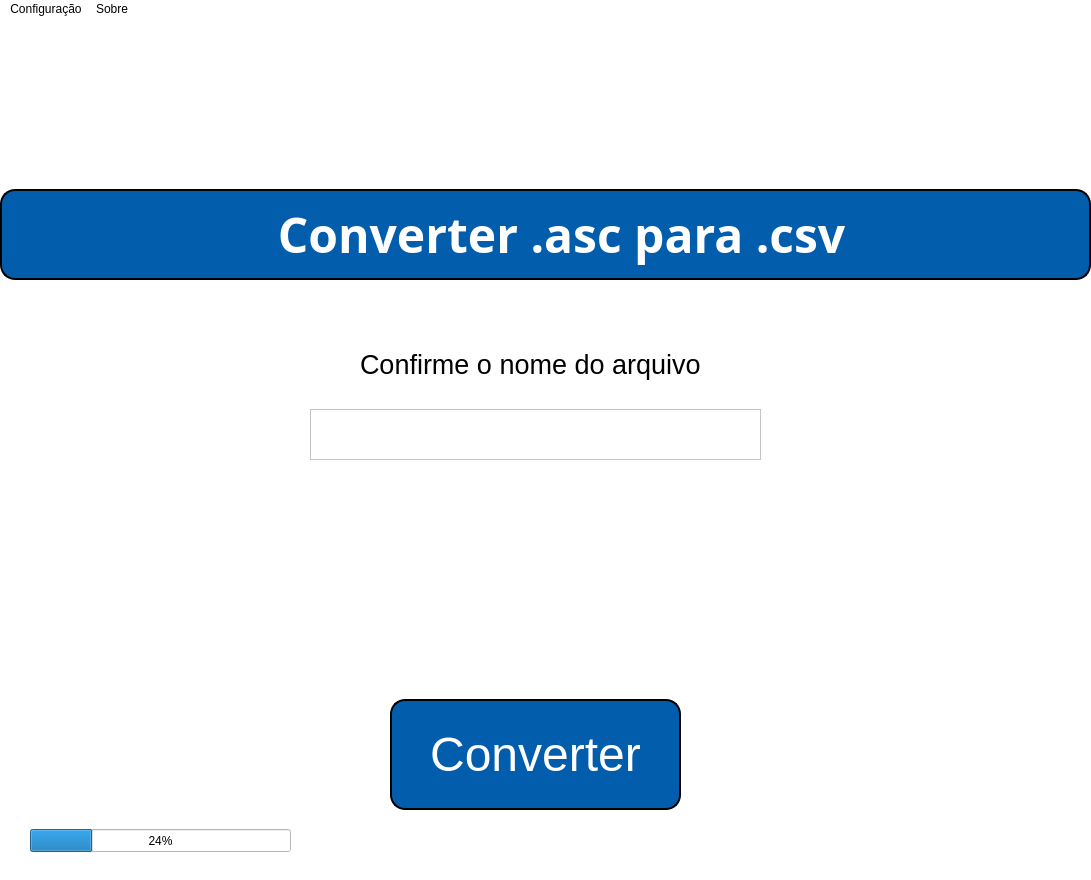
The window that tela_1.ui (leoxsousa2/ConversorASCparaCSV-TLreader3500-Harshaw) describes before a commit, drawn with Qt 5.
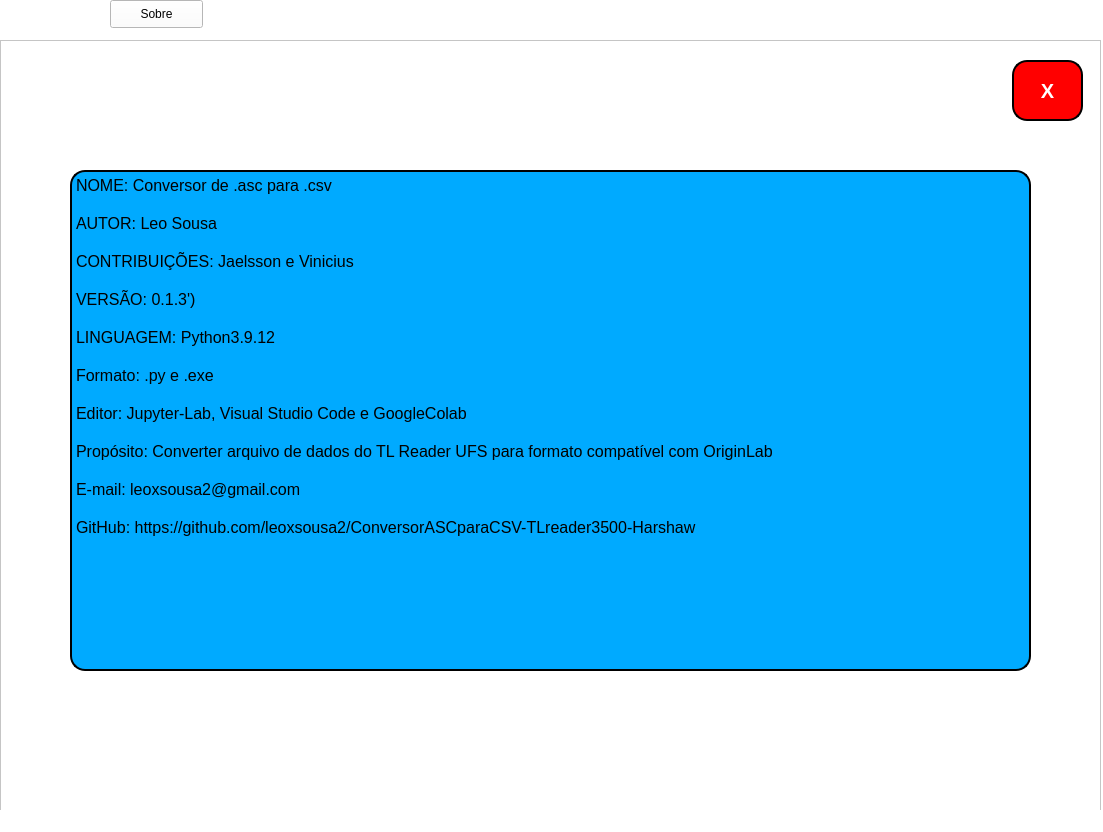
The same window after the commit. Icons and pictures are not drawn.

Commit message: Alteracao no codigo e criacao de layout

```diff
--- a/tela_1.ui
+++ b/tela_1.ui
@@ -6,8 +6,8 @@
    <rect>
     <x>0</x>
     <y>0</y>
-    <width>1091</width>
-    <height>880</height>
+    <width>1103</width>
+    <height>832</height>
    </rect>
   </property>
   <property name="windowTitle">
@@ -21,7 +21,7 @@
     <property name="geometry">
      <rect>
       <x>890</x>
-      <y>0</y>
+      <y>40</y>
       <width>171</width>
       <height>171</height>
      </rect>
@@ -40,7 +40,7 @@
     <property name="geometry">
      <rect>
       <x>10</x>
-      <y>0</y>
+      <y>40</y>
       <width>361</width>
       <height>151</height>
      </rect>
@@ -59,7 +59,7 @@
     <property name="geometry">
      <rect>
       <x>0</x>
-      <y>170</y>
+      <y>210</y>
       <width>1091</width>
       <height>91</height>
      </rect>
@@ -88,11 +88,14 @@
 border-color: black;</string>
     </property>
     <property name="text">
-     <string>                     Converter .asc para .csv</string>
+     <string>Converter para planilha .csv</string>
     </property>
     <property name="scaledContents">
      <bool>false</bool>
     </property>
+    <property name="alignment">
+     <set>Qt::AlignCenter</set>
+    </property>
     <property name="wordWrap">
      <bool>false</bool>
     </property>
@@ -100,9 +103,9 @@
    <widget class="QPushButton" name="pushButton_2">
     <property name="geometry">
      <rect>
-      <x>390</x>
-      <y>680</y>
-      <width>291</width>
+      <x>360</x>
+      <y>630</y>
+      <width>351</width>
       <height>111</height>
      </rect>
     </property>
@@ -123,69 +126,220 @@
      <string>Converter</string>
     </property>
    </widget>
-   <widget class="QProgressBar" name="progressBar">
+   <widget class="QPushButton" name="pushButton_1">
+    <property name="geometry">
+     <rect>
+      <x>730</x>
+      <y>450</y>
+      <width>161</width>
+      <height>51</height>
+     </rect>
+    </property>
+    <property name="font">
+     <font>
+      <pointsize>10</pointsize>
+     </font>
+    </property>
+    <property name="text">
+     <string>Selecinar Arquivo</string>
+    </property>
+   </widget>
+   <widget class="QLabel" name="label_5">
+    <property name="geometry">
+     <rect>
+      <x>10</x>
+      <y>310</y>
+      <width>1071</width>
+      <height>71</height>
+     </rect>
+    </property>
+    <property name="font">
+     <font>
+      <pointsize>20</pointsize>
+      <weight>75</weight>
+      <bold>true</bold>
+     </font>
+    </property>
+    <property name="text">
+     <string>Selecione o arquivo</string>
+    </property>
+    <property name="alignment">
+     <set>Qt::AlignCenter</set>
+    </property>
+   </widget>
+   <widget class="QTextBrowser" name="textBrowser">
+    <property name="geometry">
+     <rect>
+      <x>300</x>
+      <y>450</y>
+      <width>421</width>
+      <height>51</height>
+     </rect>
+    </property>
+    <property name="font">
+     <font>
+      <pointsize>16</pointsize>
+     </font>
+    </property>
+    <property name="styleSheet">
+     <string notr="true">background-color: rgb(255, 255, 255);
+border-radius: 15px;
+border-style: outset;
+border-width: 2px;
+border-color: black;</string>
+    </property>
+    <property name="html">
+     <string>&lt;!DOCTYPE HTML PUBLIC &quot;-//W3C//DTD HTML 4.0//EN&quot; &quot;http://www.w3.org/TR/REC-html40/strict.dtd&quot;&gt;
+&lt;html&gt;&lt;head&gt;&lt;meta name=&quot;qrichtext&quot; content=&quot;1&quot; /&gt;&lt;style type=&quot;text/css&quot;&gt;
+p, li { white-space: pre-wrap; }
+&lt;/style&gt;&lt;/head&gt;&lt;body style=&quot; font-family:'MS Shell Dlg 2'; font-size:16pt; font-weight:400; font-style:normal;&quot;&gt;
+&lt;p align=&quot;center&quot; style=&quot;-qt-paragraph-type:empty; margin-top:0px; margin-bottom:0px; margin-left:0px; margin-right:0px; -qt-block-indent:0; text-indent:0px;&quot;&gt;&lt;br /&gt;&lt;/p&gt;&lt;/body&gt;&lt;/html&gt;</string>
+    </property>
+   </widget>
+   <widget class="QProgressBar" name="progressBar_2">
     <property name="geometry">
      <rect>
       <x>30</x>
-      <y>810</y>
-      <width>261</width>
+      <y>750</y>
+      <width>331</width>
       <height>23</height>
      </rect>
     </property>
     <property name="value">
-     <number>24</number>
+     <number>0</number>
     </property>
    </widget>
    <widget class="QLabel" name="label_4">
     <property name="geometry">
      <rect>
-      <x>360</x>
-      <y>320</y>
-      <width>351</width>
-      <height>51</height>
+      <x>10</x>
+      <y>530</y>
+      <width>1071</width>
+      <height>71</height>
      </rect>
     </property>
     <property name="font">
      <font>
       <pointsize>20</pointsize>
+      <weight>75</weight>
+      <bold>true</bold>
      </font>
     </property>
     <property name="text">
-     <string>Confirme o nome do arquivo</string>
+     <string/>
+    </property>
+    <property name="alignment">
+     <set>Qt::AlignCenter</set>
     </property>
    </widget>
-   <widget class="QTextBrowser" name="textBrowser">
+   <widget class="QPushButton" name="pushButton_3">
     <property name="geometry">
      <rect>
-      <x>310</x>
-      <y>390</y>
-      <width>451</width>
-      <height>51</height>
+      <x>110</x>
+      <y>0</y>
+      <width>93</width>
+      <height>28</height>
      </rect>
     </property>
-   </widget>
-  </widget>
-  <widget class="QMenuBar" name="menubar">
-   <property name="geometry">
-    <rect>
-     <x>0</x>
-     <y>0</y>
-     <width>1091</width>
-     <height>21</height>
-    </rect>
-   </property>
-   <widget class="QMenu" name="menucod">
-    <property name="title">
-     <string>Configuração</string>
-    </property>
-   </widget>
-   <widget class="QMenu" name="menuSobre">
-    <property name="title">
+    <property name="text">
      <string>Sobre</string>
     </property>
    </widget>
-   <addaction name="menucod"/>
-   <addaction name="menuSobre"/>
+   <widget class="QFrame" name="frame_1">
+    <property name="geometry">
+     <rect>
+      <x>0</x>
+      <y>40</y>
+      <width>1101</width>
+      <height>791</height>
+     </rect>
+    </property>
+    <property name="font">
+     <font>
+      <pointsize>12</pointsize>
+     </font>
+    </property>
+    <property name="frameShape">
+     <enum>QFrame::StyledPanel</enum>
+    </property>
+    <property name="frameShadow">
+     <enum>QFrame::Raised</enum>
+    </property>
+    <widget class="QPushButton" name="pushButton_4">
+     <property name="geometry">
+      <rect>
+       <x>1012</x>
+       <y>20</y>
+       <width>71</width>
+       <height>61</height>
+      </rect>
+     </property>
+     <property name="font">
+      <font>
+       <pointsize>15</pointsize>
+       <weight>75</weight>
+       <bold>true</bold>
+      </font>
+     </property>
+     <property name="styleSheet">
+      <string notr="true">background-color: rgb(255, 0, 0);
+color: rgb(255, 255, 255);
+border-radius: 15px;
+border-style: outset;
+border-width: 2px;
+border-color: black;</string>
+     </property>
+     <property name="text">
+      <string>X</string>
+     </property>
+    </widget>
+    <widget class="QTextBrowser" name="textBrowser_2">
+     <property name="geometry">
+      <rect>
+       <x>70</x>
+       <y>130</y>
+       <width>961</width>
+       <height>501</height>
+      </rect>
+     </property>
+     <property name="styleSheet">
+      <string notr="true">background-color: rgb(0, 170, 255);
+color: rgb(255, 255, 255);
+border-radius: 15px;
+border-style: outset;
+border-width: 2px;
+border-color: black;
+
+</string>
+     </property>
+     <property name="html">
+      <string>&lt;!DOCTYPE HTML PUBLIC &quot;-//W3C//DTD HTML 4.0//EN&quot; &quot;http://www.w3.org/TR/REC-html40/strict.dtd&quot;&gt;
+&lt;html&gt;&lt;head&gt;&lt;meta name=&quot;qrichtext&quot; content=&quot;1&quot; /&gt;&lt;style type=&quot;text/css&quot;&gt;
+p, li { white-space: pre-wrap; }
+&lt;/style&gt;&lt;/head&gt;&lt;body style=&quot; font-family:'MS Shell Dlg 2'; font-size:7.8pt; font-weight:400; font-style:normal;&quot;&gt;
+&lt;p style=&quot; margin-top:0px; margin-bottom:0px; margin-left:0px; margin-right:0px; -qt-block-indent:0; text-indent:0px;&quot;&gt;&lt;span style=&quot; font-family:'Consolas','Courier New','monospace'; font-size:12pt; color:#000000;&quot;&gt;NOME: Conversor de .asc para .csv&lt;/span&gt;&lt;/p&gt;
+&lt;p style=&quot;-qt-paragraph-type:empty; margin-top:0px; margin-bottom:0px; margin-left:0px; margin-right:0px; -qt-block-indent:0; text-indent:0px; font-family:'Consolas','Courier New','monospace'; font-size:12pt; color:#000000;&quot;&gt;&lt;br /&gt;&lt;/p&gt;
+&lt;p style=&quot; margin-top:0px; margin-bottom:0px; margin-left:0px; margin-right:0px; -qt-block-indent:0; text-indent:0px;&quot;&gt;&lt;span style=&quot; font-family:'Consolas','Courier New','monospace'; font-size:12pt; color:#000000;&quot;&gt;AUTOR: Leo Sousa&lt;/span&gt;&lt;/p&gt;
+&lt;p style=&quot;-qt-paragraph-type:empty; margin-top:0px; margin-bottom:0px; margin-left:0px; margin-right:0px; -qt-block-indent:0; text-indent:0px; font-family:'Consolas','Courier New','monospace'; font-size:12pt; color:#000000;&quot;&gt;&lt;br /&gt;&lt;/p&gt;
+&lt;p style=&quot; margin-top:0px; margin-bottom:0px; margin-left:0px; margin-right:0px; -qt-block-indent:0; text-indent:0px;&quot;&gt;&lt;span style=&quot; font-family:'Consolas','Courier New','monospace'; font-size:12pt; color:#000000;&quot;&gt;CONTRIBUIÇÕES: Jaelsson e Vinicius&lt;/span&gt;&lt;/p&gt;
+&lt;p style=&quot;-qt-paragraph-type:empty; margin-top:0px; margin-bottom:0px; margin-left:0px; margin-right:0px; -qt-block-indent:0; text-indent:0px; font-family:'Consolas','Courier New','monospace'; font-size:12pt; color:#000000;&quot;&gt;&lt;br /&gt;&lt;/p&gt;
+&lt;p style=&quot; margin-top:0px; margin-bottom:0px; margin-left:0px; margin-right:0px; -qt-block-indent:0; text-indent:0px;&quot;&gt;&lt;span style=&quot; font-family:'Consolas','Courier New','monospace'; font-size:12pt; color:#000000;&quot;&gt;VERSÃO: 0.1.3')&lt;/span&gt;&lt;/p&gt;
+&lt;p style=&quot;-qt-paragraph-type:empty; margin-top:0px; margin-bottom:0px; margin-left:0px; margin-right:0px; -qt-block-indent:0; text-indent:0px; font-family:'Consolas','Courier New','monospace'; font-size:12pt; color:#000000;&quot;&gt;&lt;br /&gt;&lt;/p&gt;
+&lt;p style=&quot; margin-top:0px; margin-bottom:0px; margin-left:0px; margin-right:0px; -qt-block-indent:0; text-indent:0px;&quot;&gt;&lt;span style=&quot; font-family:'Consolas','Courier New','monospace'; font-size:12pt; color:#000000;&quot;&gt;LINGUAGEM: Python3.9.12&lt;/span&gt;&lt;/p&gt;
+&lt;p style=&quot;-qt-paragraph-type:empty; margin-top:0px; margin-bottom:0px; margin-left:0px; margin-right:0px; -qt-block-indent:0; text-indent:0px; font-family:'Consolas','Courier New','monospace'; font-size:12pt; color:#000000;&quot;&gt;&lt;br /&gt;&lt;/p&gt;
+&lt;p style=&quot; margin-top:0px; margin-bottom:0px; margin-left:0px; margin-right:0px; -qt-block-indent:0; text-indent:0px;&quot;&gt;&lt;span style=&quot; font-family:'Consolas','Courier New','monospace'; font-size:12pt; color:#000000;&quot;&gt;Formato: .py e .exe&lt;/span&gt;&lt;/p&gt;
+&lt;p style=&quot;-qt-paragraph-type:empty; margin-top:0px; margin-bottom:0px; margin-left:0px; margin-right:0px; -qt-block-indent:0; text-indent:0px; font-family:'Consolas','Courier New','monospace'; font-size:12pt; color:#000000;&quot;&gt;&lt;br /&gt;&lt;/p&gt;
+&lt;p style=&quot; margin-top:0px; margin-bottom:0px; margin-left:0px; margin-right:0px; -qt-block-indent:0; text-indent:0px;&quot;&gt;&lt;span style=&quot; font-family:'Consolas','Courier New','monospace'; font-size:12pt; color:#000000;&quot;&gt;Editor: Jupyter-Lab, Visual Studio Code e GoogleColab&lt;/span&gt;&lt;/p&gt;
+&lt;p style=&quot;-qt-paragraph-type:empty; margin-top:0px; margin-bottom:0px; margin-left:0px; margin-right:0px; -qt-block-indent:0; text-indent:0px; font-family:'Consolas','Courier New','monospace'; font-size:12pt; color:#000000;&quot;&gt;&lt;br /&gt;&lt;/p&gt;
+&lt;p style=&quot; margin-top:0px; margin-bottom:0px; margin-left:0px; margin-right:0px; -qt-block-indent:0; text-indent:0px;&quot;&gt;&lt;span style=&quot; font-family:'Consolas','Courier New','monospace'; font-size:12pt; color:#000000;&quot;&gt;Propósito: Converter arquivo de dados do TL Reader UFS para formato compatível com OriginLab&lt;/span&gt;&lt;/p&gt;
+&lt;p style=&quot;-qt-paragraph-type:empty; margin-top:0px; margin-bottom:0px; margin-left:0px; margin-right:0px; -qt-block-indent:0; text-indent:0px; font-family:'Consolas','Courier New','monospace'; font-size:12pt; color:#000000;&quot;&gt;&lt;br /&gt;&lt;/p&gt;
+&lt;p style=&quot; margin-top:0px; margin-bottom:0px; margin-left:0px; margin-right:0px; -qt-block-indent:0; text-indent:0px;&quot;&gt;&lt;span style=&quot; font-family:'Consolas','Courier New','monospace'; font-size:12pt; color:#000000;&quot;&gt;E-mail: leoxsousa2@gmail.com&lt;/span&gt;&lt;/p&gt;
+&lt;p style=&quot;-qt-paragraph-type:empty; margin-top:0px; margin-bottom:0px; margin-left:0px; margin-right:0px; -qt-block-indent:0; text-indent:0px; font-family:'Consolas','Courier New','monospace'; font-size:12pt; color:#000000;&quot;&gt;&lt;br /&gt;&lt;/p&gt;
+&lt;p style=&quot; margin-top:0px; margin-bottom:0px; margin-left:0px; margin-right:0px; -qt-block-indent:0; text-indent:0px;&quot;&gt;&lt;span style=&quot; font-family:'Consolas','Courier New','monospace'; font-size:12pt; color:#000000;&quot;&gt;GitHub: https://github.com/leoxsousa2/ConversorASCparaCSV-TLreader3500-Harshaw&lt;/span&gt;&lt;/p&gt;
+&lt;p style=&quot;-qt-paragraph-type:empty; margin-top:0px; margin-bottom:0px; margin-left:0px; margin-right:0px; -qt-block-indent:0; text-indent:0px; font-family:'Consolas','Courier New','monospace'; font-size:12pt; color:#000000;&quot;&gt;&lt;br /&gt;&lt;/p&gt;&lt;/body&gt;&lt;/html&gt;</string>
+     </property>
+    </widget>
+   </widget>
   </widget>
   <widget class="QStatusBar" name="statusbar"/>
  </widget>
```
Left out of the diff: 6 changed lines with no effect on the pictures. The commit also changes 4 other files.
